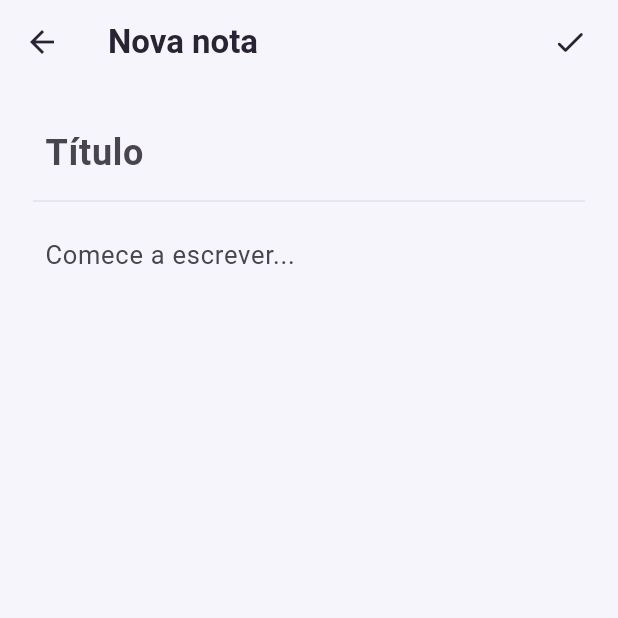
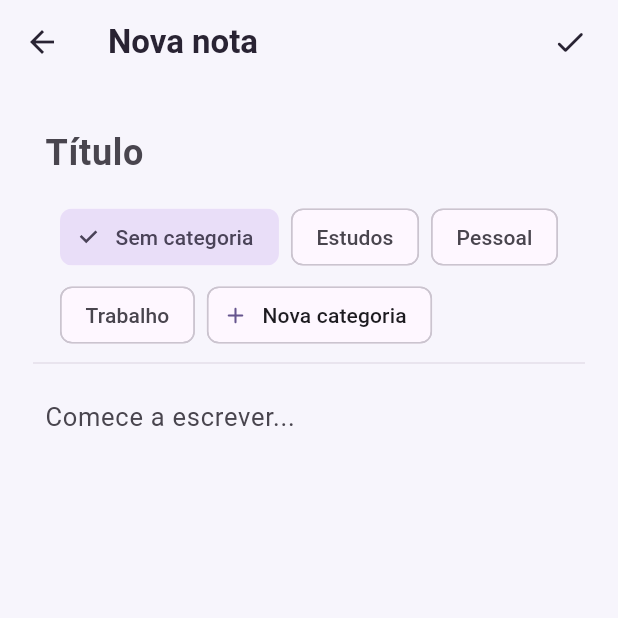
Before and after one commit to LopesBrendinha/bloco_de_nota_turma_A, a Flutter app: the NoteFormPage screen opened directly, after a tap on the "check" icon, on a phone screen of 412 x 824 dp, the top half of it. Run offline on Flutter 3.47's test engine with Material 3 defaults, Android fonts, the phone set to English and light mode, and no system bars; our stand-ins replace firebase_auth, firebase_core, sqflite; accounts and stored records are empty.

Commit message:
feat: seletor de categoria no formulário
Co-Authored-By: Claude Opus 5.5 <noreply@anthropic.com>

```diff
--- a/lib/pages/note_form_page.dart
+++ b/lib/pages/note_form_page.dart
@@ -19,6 +19,9 @@ class _NoteFormPageState extends State<NoteFormPage> {
 
   final repository = NoteRepository();
 
+  List<String> categories = [];
+  String? category;
+
   bool get isEditing => widget.note != null;
 
   @override
@@ -29,7 +32,59 @@ class _NoteFormPageState extends State<NoteFormPage> {
       titleController.text = widget.note!.title;
 
       contentController.text = widget.note!.content;
+      category = widget.note!.category;
     }
+    loadCategories();
+  }
+
+  Future<void> loadCategories() async {
+    final result = await repository.getCategories();
+    if (mounted) {
+      setState(() {
+        categories = result;
+      });
+    }
+  }
+
+  Future<void> newCategory() async {
+    final controller = TextEditingController();
+    final name = await showDialog<String>(
+      context: context,
+      builder: (context) => AlertDialog(
+        title: const Text('Nova categoria'),
+        content: TextField(
+          controller: controller,
+          autofocus: true,
+          textCapitalization: TextCapitalization.sentences,
+          decoration: const InputDecoration(hintText: 'Nome da categoria'),
+          onSubmitted: (value) => Navigator.pop(context, value),
+        ),
+        actions: [
+          TextButton(
+            onPressed: () => Navigator.pop(context),
+            child: const Text('Cancelar'),
+          ),
+          TextButton(
+            onPressed: () => Navigator.pop(context, controller.text),
+            child: const Text('Criar'),
+          ),
+        ],
+      ),
+    );
+
+    final trimmed = name?.trim() ?? '';
+    if (trimmed.isEmpty) return;
+
+    final match = categories.firstWhere(
+      (c) => c.toLowerCase() == trimmed.toLowerCase(),
+      orElse: () => trimmed,
+    );
+    setState(() {
+      if (!categories.contains(match)) {
+        categories = [...categories, match];
+      }
+      category = match;
+    });
   }
 
   Future<void> saveNote() async {
@@ -41,9 +96,18 @@ class _NoteFormPageState extends State<NoteFormPage> {
     }
 
     if (isEditing) {
-      await repository.update(widget.note!, title: title, content: content);
+      await repository.update(
+        widget.note!,
+        title: title,
+        content: content,
+        category: category,
+      );
     } else {
-      await repository.create(title: title, content: content);
+      await repository.create(
+        title: title,
+        content: content,
+        category: category,
+      );
     }
 
     if (mounted) {
@@ -100,6 +164,31 @@ class _NoteFormPageState extends State<NoteFormPage> {
               ),
             ),
 
+            const SizedBox(height: 8),
+
+            Wrap(
+              spacing: 8,
+              runSpacing: 4,
+              children: [
+                ChoiceChip(
+                  label: const Text('Sem categoria'),
+                  selected: category == null,
+                  onSelected: (_) => setState(() => category = null),
+                ),
+                for (final c in categories)
+                  ChoiceChip(
+                    label: Text(c),
+                    selected: c.toLowerCase() == category?.toLowerCase(),
+                    onSelected: (_) => setState(() => category = c),
+                  ),
+                ActionChip(
+                  avatar: const Icon(Icons.add_rounded, size: 18),
+                  label: const Text('Nova categoria'),
+                  onPressed: newCategory,
+                ),
+              ],
+            ),
+
             const Divider(color: Color(0xFFE4DFEA)),
 
             Expanded(
```
